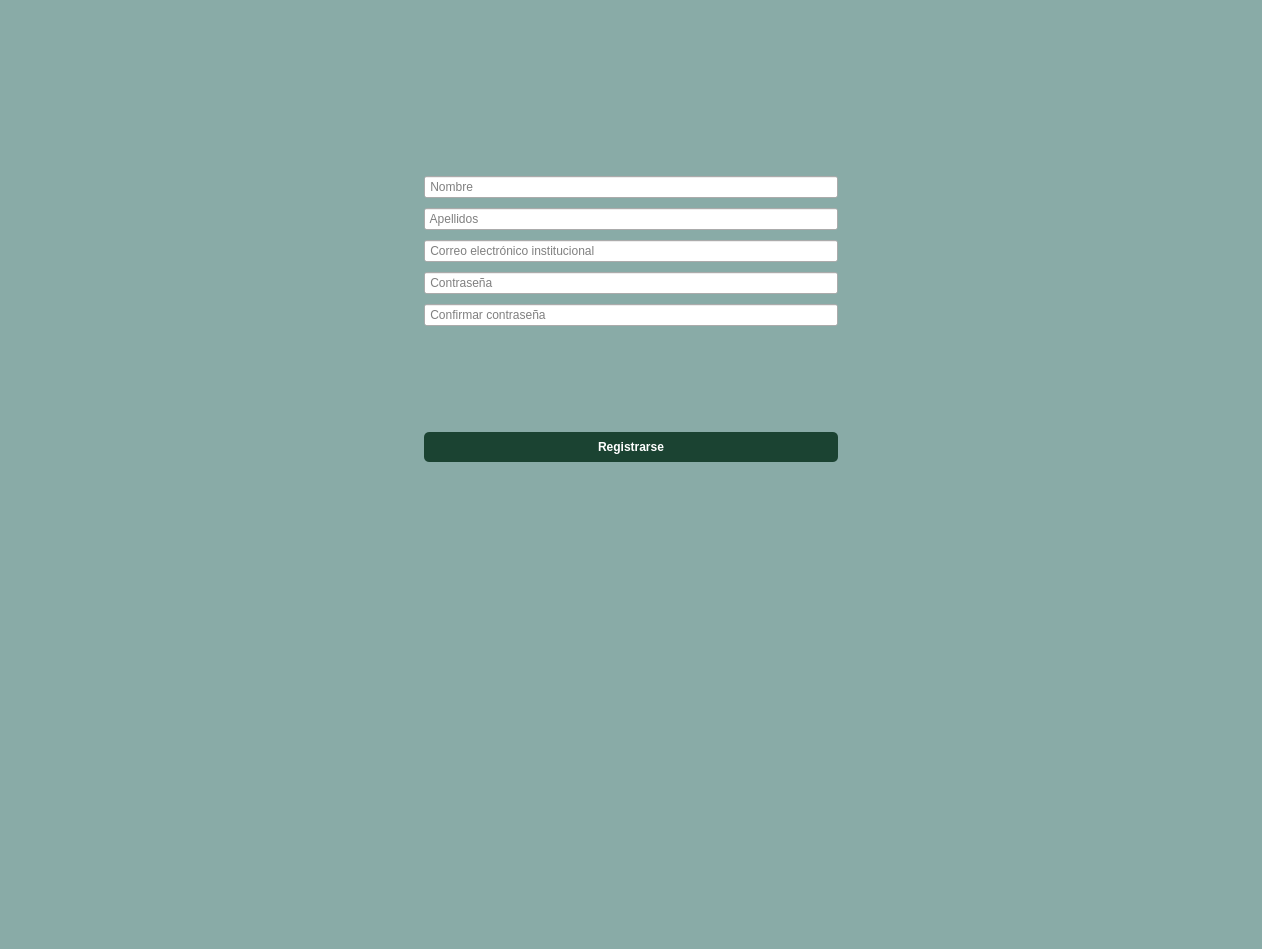
Before: the Qt Designer form src/vista/Ui/VistaRegistro.ui in ivantm1/proyecto-software, drawn with Qt 5.
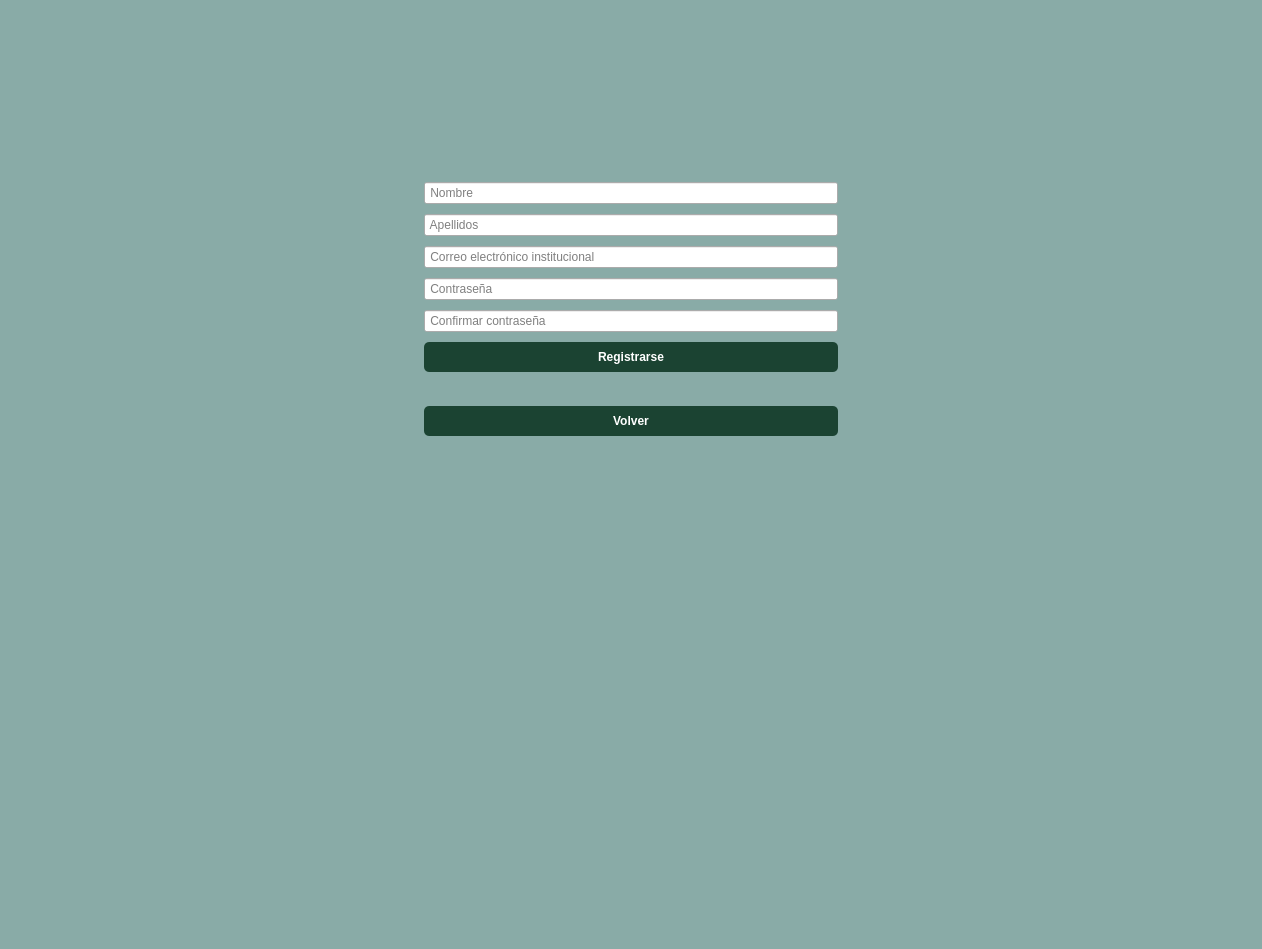
After: the same form once the commit is applied. Icons and pictures are not drawn.

Commit message: "Boton volver en las vistas"

Diff of the .ui file:
```diff
--- a/src/vista/Ui/VistaRegistro.ui
+++ b/src/vista/Ui/VistaRegistro.ui
@@ -158,19 +158,6 @@
        </property>
       </widget>
      </item>
-     <item>
-      <spacer name="verticalSpacer_3">
-       <property name="orientation">
-        <enum>Qt::Vertical</enum>
-       </property>
-       <property name="sizeHint" stdset="0">
-        <size>
-         <width>20</width>
-         <height>40</height>
-        </size>
-       </property>
-      </spacer>
-     </item>
      <item>
       <widget class="QPushButton" name="boton_registro">
        <property name="styleSheet">
@@ -195,6 +182,37 @@
        </property>
       </widget>
      </item>
+     <item>
+      <widget class="QLabel" name="label">
+       <property name="text">
+        <string/>
+       </property>
+      </widget>
+     </item>
+     <item>
+      <widget class="QPushButton" name="boton_volver">
+       <property name="styleSheet">
+        <string notr="true">QPushButton {
+    background-color: #1B4332; 
+    color: white; 
+    border-radius: 5px;  
+    padding: 8px;  
+    font-weight: bold;
+}
+
+QPushButton:hover {
+    background-color: #2D6A4F; 
+}
+
+QPushButton:pressed {
+    background-color: #081C15;
+}</string>
+       </property>
+       <property name="text">
+        <string>Volver</string>
+       </property>
+      </widget>
+     </item>
      <item>
       <spacer name="verticalSpacer_4">
        <property name="orientation">
```
Left out of the diff: 12 changed lines with no effect on the pictures. The commit also changes 2 other files.
